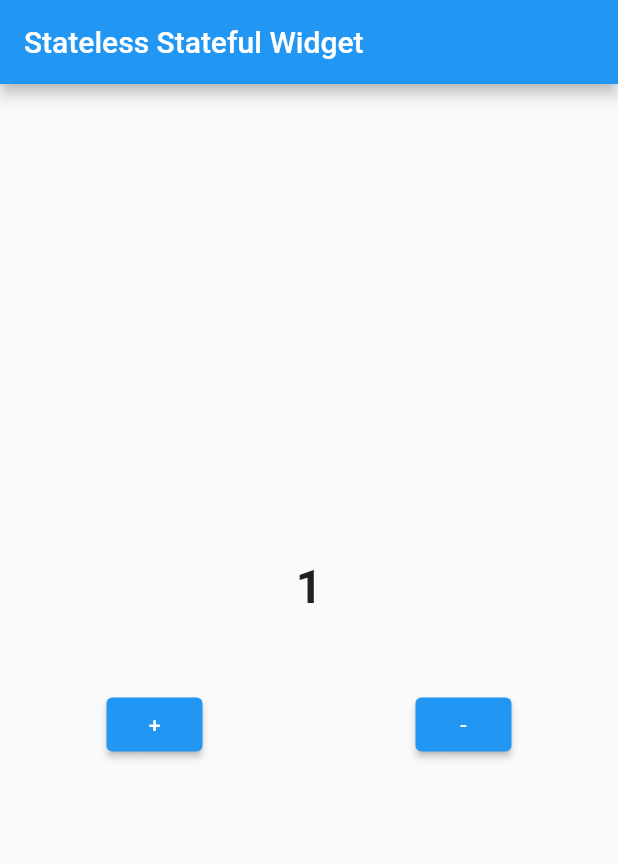
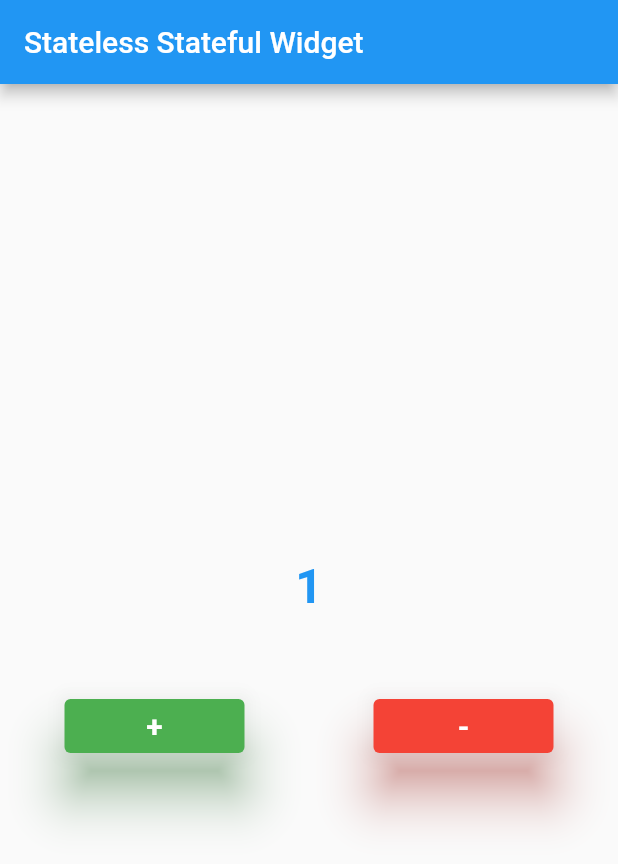
Before and after one commit to adityaramadhani050/belajar-flutter, a Flutter app: the screen it shows after launch, after a tap on an icon or button, on a phone screen of 412 x 824 dp. Shown: the top 864 px of the screen. Run offline on Flutter 3.47's test engine with Material 2 defaults, Android fonts, the phone set to English and light mode, and no system bars.

Commit message:
button modification and counter text color based number

```diff
--- a/my_tutorial_application/lib/main.dart
+++ b/my_tutorial_application/lib/main.dart
@@ -1,5 +1,6 @@
 import 'package:flutter/cupertino.dart';
 import 'package:flutter/material.dart';
+import 'package:flutter/painting.dart';
 
 void main() {
   runApp(const MyApp());
@@ -27,8 +28,13 @@ class _MyAppState extends State<MyApp> {
               Text(
                 counter.toString(),
                 style: TextStyle(
+                  color: (counter == 10)
+                      ? Colors.green
+                      : (counter == 0)
+                          ? Colors.red
+                          : Colors.blue,
                   fontWeight: FontWeight.bold,
-                  fontSize: 30.0 + counter,
+                  fontSize: 30.0 + (counter * 2),
                 ),
               ),
               const SizedBox(
@@ -38,20 +44,48 @@ class _MyAppState extends State<MyApp> {
                 mainAxisAlignment: MainAxisAlignment.spaceAround,
                 children: [
                   ElevatedButton(
+                    style: ButtonStyle(
+                      backgroundColor: MaterialStateProperty.all(Colors.green),
+                      fixedSize: MaterialStateProperty.all(const Size(120, 30)),
+                      elevation: MaterialStateProperty.all(15.0),
+                      shadowColor: MaterialStateProperty.all(Colors.green),
+                    ),
                     onPressed: () {
                       setState(() {
-                        counter++;
+                        if (counter < 10) {
+                          counter++;
+                        }
                       });
                     },
-                    child: const Text('+'),
+                    child: const Text(
+                      '+',
+                      style: TextStyle(
+                        fontSize: 20,
+                        fontWeight: FontWeight.bold,
+                      ),
+                    ),
                   ),
                   ElevatedButton(
+                    style: ButtonStyle(
+                      backgroundColor: MaterialStateProperty.all(Colors.red),
+                      fixedSize: MaterialStateProperty.all(const Size(120, 30)),
+                      elevation: MaterialStateProperty.all(15.0),
+                      shadowColor: MaterialStateProperty.all(Colors.red),
+                    ),
                     onPressed: () {
                       setState(() {
-                        counter--;
+                        if (counter > 0) {
+                          counter--;
+                        }
                       });
                     },
-                    child: const Text('-'),
+                    child: const Text(
+                      '-',
+                      style: TextStyle(
+                        fontSize: 20,
+                        fontWeight: FontWeight.bold,
+                      ),
+                    ),
                   ),
                 ],
               )
```
